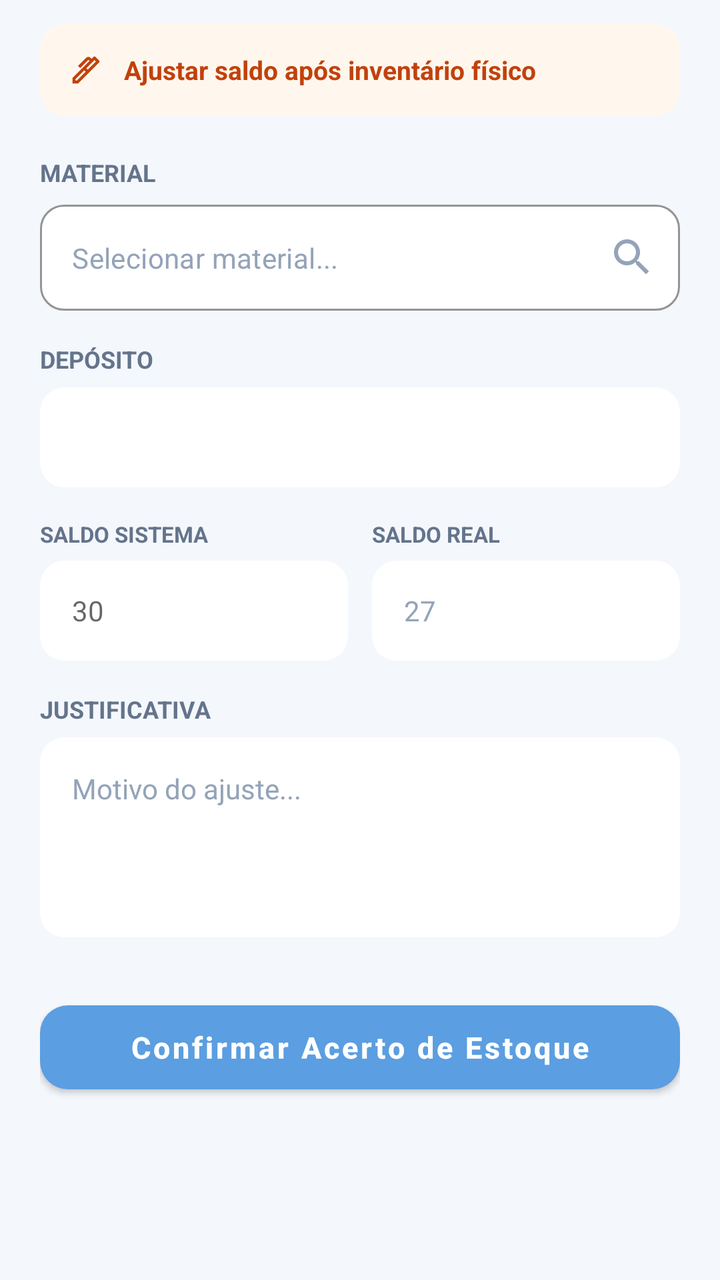
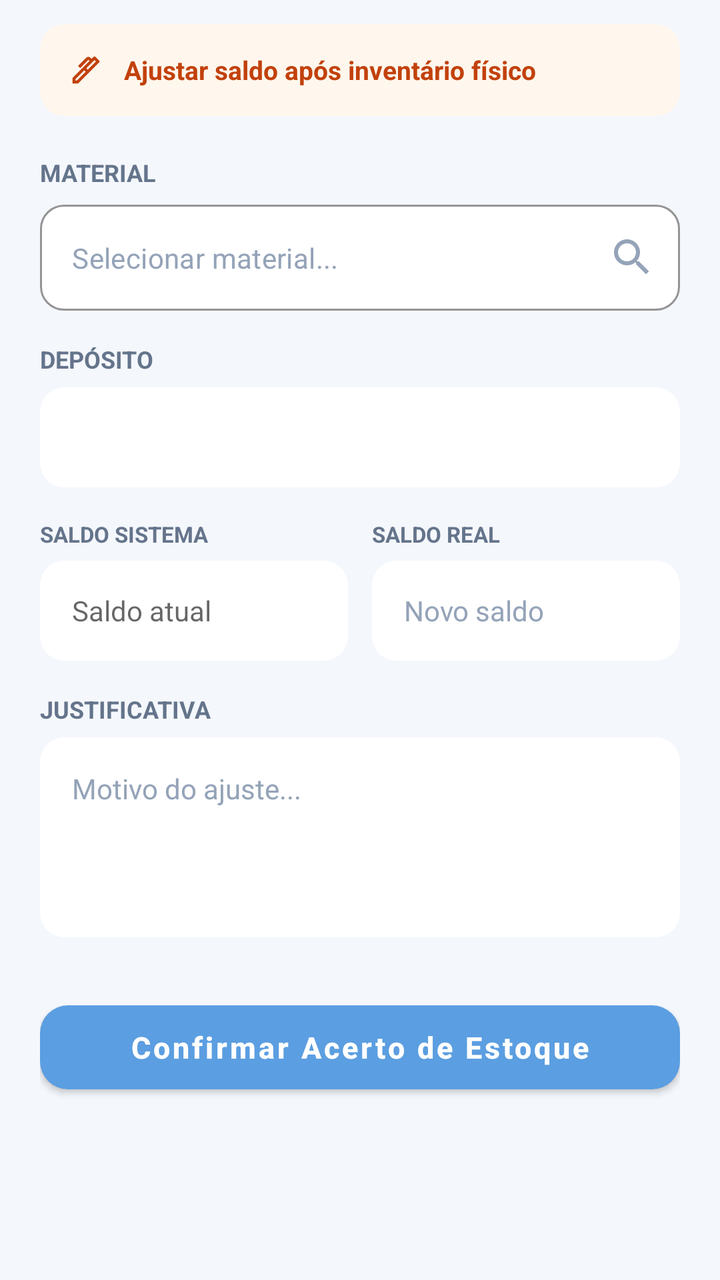

An Android layout rendered at two revisions. The XML below is the earlier revision; the diff shows what the commit changed to produce the second picture.
<!-- AndroidManifest.xml: application theme Theme.SaneAM -->
<!-- res/layout/fragment_acerto.xml -->
<?xml version="1.0" encoding="utf-8"?>
<androidx.core.widget.NestedScrollView xmlns:android="http://schemas.android.com/apk/res/android"
    xmlns:app="http://schemas.android.com/apk/res-auto"
    android:layout_width="match_parent"
    android:layout_height="match_parent"
    android:fillViewport="true">

    <LinearLayout
        android:layout_width="match_parent"
        android:layout_height="wrap_content"
        android:orientation="vertical"
        android:paddingHorizontal="20dp"
        android:paddingTop="12dp"
        android:paddingBottom="24dp">

        
        <androidx.cardview.widget.CardView
            android:layout_width="match_parent"
            android:layout_height="wrap_content"
            app:cardBackgroundColor="#FFF7ED"
            app:cardCornerRadius="12dp"
            app:cardElevation="0dp">

            <LinearLayout
                android:layout_width="match_parent"
                android:layout_height="wrap_content"
                android:gravity="center_vertical"
                android:orientation="horizontal"
                android:padding="14dp">

                <androidx.appcompat.widget.AppCompatImageView
                    android:layout_width="18dp"
                    android:layout_height="18dp"
                    app:srcCompat="@drawable/ic_edit_pencil"
                    app:tint="@color/badge_amber_line" />

                <TextView
                    android:layout_width="wrap_content"
                    android:layout_height="wrap_content"
                    android:layout_marginStart="10dp"
                    android:text="Ajustar saldo após inventário físico"
                    android:textColor="@color/badge_amber_line"
                    android:textSize="13sp"
                    android:textStyle="bold" />
            </LinearLayout>
        </androidx.cardview.widget.CardView>

        
        <TextView
            android:layout_width="wrap_content"
            android:layout_height="wrap_content"
            android:layout_marginTop="20dp"
            android:text="MATERIAL"
            android:textColor="@color/md_theme_light_outline"
            android:textSize="12sp"
            android:textStyle="bold" />

        <com.google.android.material.textfield.TextInputLayout
            android:id="@+id/tilSeletorMaterial"
            style="@style/Widget.MaterialComponents.TextInputLayout.OutlinedBox"
            android:layout_width="match_parent"
            android:layout_height="wrap_content"
            android:layout_marginTop="8dp"
            app:boxBackgroundColor="#FFFFFF"
            app:boxCornerRadiusBottomEnd="12dp"
            app:boxCornerRadiusBottomStart="12dp"
            app:boxCornerRadiusTopEnd="12dp"
            app:boxCornerRadiusTopStart="12dp"
            app:boxStrokeColor="#E2E8F0"
            app:endIconDrawable="@drawable/ic_search"
            app:endIconMode="custom"
            app:endIconTint="#94A3B8"
            app:hintEnabled="false">

            <com.google.android.material.textfield.TextInputEditText
                android:id="@+id/edtMaterial"
                android:layout_width="match_parent"
                android:layout_height="wrap_content"
                android:clickable="true"
                android:focusable="false"
                android:hint="Selecionar material..."
                android:inputType="text"
                android:textColor="#0F172A"
                android:textColorHint="#94A3B8"
                android:textSize="14sp" />
        </com.google.android.material.textfield.TextInputLayout>

        
        <TextView
            android:layout_width="wrap_content"
            android:layout_height="wrap_content"
            android:layout_marginTop="16dp"
            android:text="DEPÓSITO"
            android:textColor="@color/md_theme_light_outline"
            android:textSize="12sp"
            android:textStyle="bold" />

        <androidx.cardview.widget.CardView
            android:layout_width="match_parent"
            android:layout_height="50dp"
            android:layout_marginTop="6dp"
            app:cardBackgroundColor="@color/md_theme_light_surface"
            app:cardCornerRadius="12dp"
            app:cardElevation="0dp">

            <Spinner
                android:id="@+id/spinnerDeposito"
                android:layout_width="match_parent"
                android:layout_height="match_parent"
                android:background="@null"
                android:paddingHorizontal="16dp" />
        </androidx.cardview.widget.CardView>

        
        <LinearLayout
            android:layout_width="match_parent"
            android:layout_height="wrap_content"
            android:layout_marginTop="16dp"
            android:orientation="horizontal"
            android:weightSum="2">

            
            <LinearLayout
                android:layout_width="0dp"
                android:layout_height="wrap_content"
                android:layout_marginEnd="6dp"
                android:layout_weight="1"
                android:orientation="vertical">

                <TextView
                    android:layout_width="wrap_content"
                    android:layout_height="wrap_content"
                    android:text="SALDO SISTEMA"
                    android:textColor="@color/md_theme_light_outline"
                    android:textSize="11sp"
                    android:textStyle="bold" />

                <androidx.cardview.widget.CardView
                    android:layout_width="match_parent"
                    android:layout_height="50dp"
                    android:layout_marginTop="6dp"
                    app:cardBackgroundColor="@color/md_theme_light_surface"
                    app:cardCornerRadius="12dp"
                    app:cardElevation="0dp">

                    <EditText
                        android:id="@+id/edtSaldoSistema"
                        android:layout_width="match_parent"
                        android:layout_height="match_parent"
                        android:background="@null"
                        android:enabled="false"
                        android:hint="30"
                        android:inputType="number"
                        android:paddingHorizontal="16dp"
                        android:textColor="@color/md_theme_light_onSurface"
                        android:textSize="14sp" />
                </androidx.cardview.widget.CardView>
            </LinearLayout>

            
            <LinearLayout
                android:layout_width="0dp"
                android:layout_height="wrap_content"
                android:layout_marginStart="6dp"
                android:layout_weight="1"
                android:orientation="vertical">

                <TextView
                    android:layout_width="wrap_content"
                    android:layout_height="wrap_content"
                    android:text="SALDO REAL"
                    android:textColor="@color/md_theme_light_outline"
                    android:textSize="11sp"
                    android:textStyle="bold" />

                <androidx.cardview.widget.CardView
                    android:layout_width="match_parent"
                    android:layout_height="50dp"
                    android:layout_marginTop="6dp"
                    app:cardBackgroundColor="@color/md_theme_light_surface"
                    app:cardCornerRadius="12dp"
                    app:cardElevation="0dp">

                    <EditText
                        android:id="@+id/edtSaldoReal"
                        android:layout_width="match_parent"
                        android:layout_height="match_parent"
                        android:background="@null"
                        android:hint="27"
                        android:inputType="number"
                        android:paddingHorizontal="16dp"
                        android:textColor="@color/md_theme_light_onSurface"
                        android:textColorHint="@color/md_theme_light_hint"
                        android:textSize="14sp" />
                </androidx.cardview.widget.CardView>
            </LinearLayout>

        </LinearLayout>

        
        <TextView
            android:layout_width="wrap_content"
            android:layout_height="wrap_content"
            android:layout_marginTop="16dp"
            android:text="JUSTIFICATIVA"
            android:textColor="@color/md_theme_light_outline"
            android:textSize="12sp"
            android:textStyle="bold" />

        <androidx.cardview.widget.CardView
            android:layout_width="match_parent"
            android:layout_height="100dp"
            android:layout_marginTop="6dp"
            app:cardBackgroundColor="@color/md_theme_light_surface"
            app:cardCornerRadius="12dp"
            app:cardElevation="0dp">

            <EditText
                android:id="@+id/edtJustificativa"
                android:layout_width="match_parent"
                android:layout_height="match_parent"
                android:background="@null"
                android:gravity="top|start"
                android:hint="Motivo do ajuste..."
                android:padding="16dp"
                android:textColor="@color/md_theme_light_onSurface"
                android:textColorHint="@color/md_theme_light_hint"
                android:textSize="14sp" />
        </androidx.cardview.widget.CardView>

        
        <com.google.android.material.button.MaterialButton
            android:id="@+id/btnConfirmarAcerto"
            android:layout_width="match_parent"
            android:layout_height="54dp"
            android:layout_marginTop="28dp"
            android:text="Confirmar Acerto de Estoque"
            android:textAllCaps="false"
            android:textColor="@android:color/white"
            android:textSize="15sp"
            android:textStyle="bold"
            app:backgroundTint="@color/md_theme_light_primary"
            app:cornerRadius="14dp"
            app:elevation="0dp" />

    </LinearLayout>
</androidx.core.widget.NestedScrollView>
<!-- resources referenced by this layout -->
<resources>
  <color name="badge_amber_line">#C2410C</color>
  <color name="md_theme_light_hint">#94A3B8</color>
  <color name="md_theme_light_onSurface">#1E293B</color>
  <color name="md_theme_light_outline">#64748B</color>
  <color name="md_theme_light_primary">#5B9EE1</color>
  <color name="md_theme_light_surface">#FFFFFF</color>
  <!-- drawable ic_edit_pencil (drawable) -->
  <vector xmlns:android="http://schemas.android.com/apk/res/android"
      android:width="24dp"
      android:height="24dp"
      android:viewportWidth="960"
      android:viewportHeight="960">
  
      <path
          android:fillColor="@android:color/white"
          android:pathData="M490,433L527,470L744,253L707,216L490,433ZM200,760L237,760L470,527L433,490L200,723L200,760ZM555,555L405,405L572,238L543,209Q543,209 543,209Q543,209 543,209L324,428L268,372L486,153Q510,129 542.5,129Q575,129 599,153L628,182L678,132Q690,120 706.5,120Q723,120 735,132L828,225Q840,237 840,253.5Q840,270 828,282L555,555ZM270,840L120,840L120,690L405,405L555,555L270,840Z" />
  
  </vector>
  <!-- drawable ic_search (drawable) -->
  <vector xmlns:android="http://schemas.android.com/apk/res/android"
      android:width="24dp"
      android:height="24dp"
      android:viewportWidth="24"
      android:viewportHeight="24">
  
      <path
          android:fillColor="@android:color/white"
          android:pathData="M15.5,14h-0.79l-0.28,-0.27C15.41,12.59 16,11.11 16,9.5 16,5.91 13.09,3 9.5,3S3,5.91 3,9.5 5.91,16 9.5,16c1.61,0 3.09,-0.59 4.23,-1.57l0.27,0.28v0.79l5,4.99L20.49,19l-4.99,-5zM9.5,14C7.01,14 5,11.99 5,9.5S7.01,5 9.5,5 14,7.01 14,9.5 11.99,14 9.5,14z" />
  
  </vector>
  <style name="Theme.SaneAM" parent="Theme.MaterialComponents.DayNight.NoActionBar">
          
          <item name="colorPrimary">@color/md_theme_light_primary</item>
          <item name="colorOnPrimary">@color/md_theme_light_onPrimary</item>
          <item name="colorPrimaryContainer">@color/md_theme_light_primaryContainer</item>
          <item name="colorOnPrimaryContainer">@color/md_theme_light_onPrimaryContainer</item>
  
          
          <item name="android:colorBackground">@color/md_theme_light_background</item>
          <item name="colorOnBackground">@color/md_theme_light_onBackground</item>
          <item name="colorSurface">@color/md_theme_light_surface</item>
          <item name="colorOnSurface">@color/md_theme_light_onSurface</item>
          <item name="colorSurfaceVariant">@color/md_theme_light_surfaceVariant</item>
          <item name="colorOutline">@color/md_theme_light_outline</item>
  
          
          <item name="android:statusBarColor">@color/md_theme_light_background</item>
          <item name="android:windowLightStatusBar">true</item>
      </style>
  <color name="md_theme_light_onPrimary">#FFFFFF</color>
  <color name="md_theme_light_primaryContainer">#5294D7</color>
  <color name="md_theme_light_onPrimaryContainer">#FFFFFF</color>
  <color name="md_theme_light_background">#F4F7FC</color>
  <color name="md_theme_light_onBackground">#0F2851</color>
  <color name="md_theme_light_surfaceVariant">#F1F5F9</color>
</resources>

<!-- the commit's change to res/layout/fragment_acerto.xml (unified diff, before → after) -->
@@ -149,7 +149,7 @@
                         android:layout_height="match_parent"
                         android:background="@null"
                         android:enabled="false"
-                        android:hint="30"
+                        android:hint="Saldo atual"
                         android:inputType="number"
                         android:paddingHorizontal="16dp"
                         android:textColor="@color/md_theme_light_onSurface"
@@ -186,7 +186,7 @@
                         android:layout_width="match_parent"
                         android:layout_height="match_parent"
                         android:background="@null"
-                        android:hint="27"
+                        android:hint="Novo saldo"
                         android:inputType="number"
                         android:paddingHorizontal="16dp"
                         android:textColor="@color/md_theme_light_onSurface"
